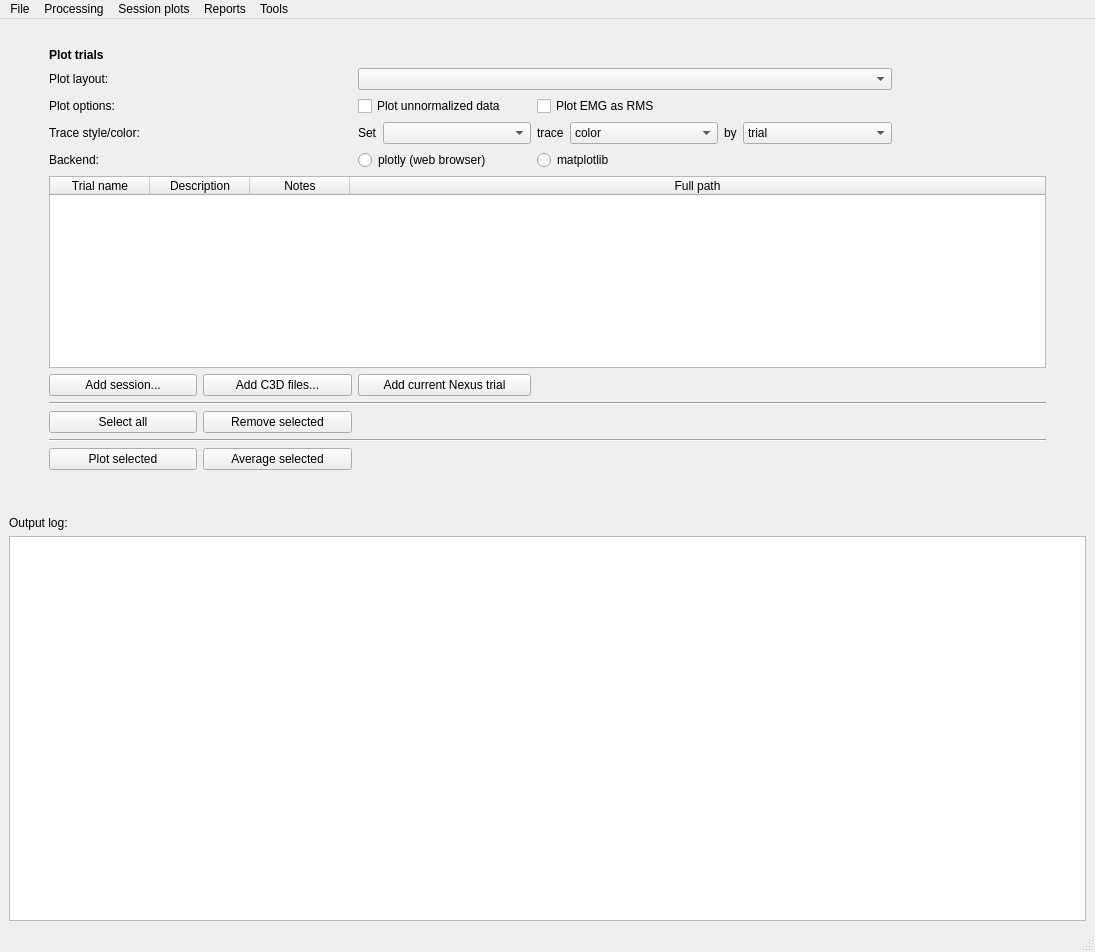
First picture: the form in gaitutils/gui/gaitmenu.ui, repository NCH-Motion-Laboratory/gaitutils, before the edit.
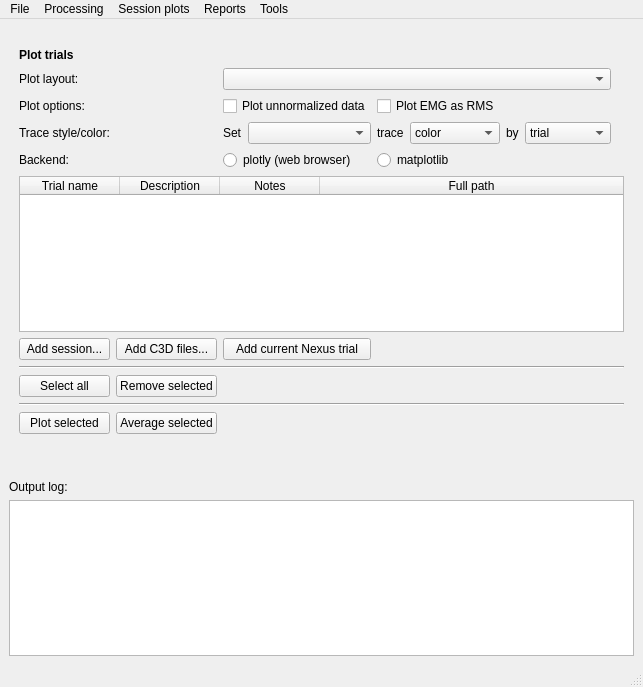
Second picture: the form after the edit.

Commit message: fix window size

What changed in the file:
```diff
--- a/gaitutils/gui/gaitmenu.ui
+++ b/gaitutils/gui/gaitmenu.ui
@@ -6,8 +6,8 @@
    <rect>
     <x>0</x>
     <y>0</y>
-    <width>1095</width>
-    <height>952</height>
+    <width>643</width>
+    <height>687</height>
    </rect>
   </property>
   <property name="windowTitle">
@@ -416,8 +416,8 @@
     <rect>
      <x>0</x>
      <y>0</y>
-     <width>1095</width>
-     <height>38</height>
+     <width>643</width>
+     <height>21</height>
     </rect>
    </property>
    <widget class="QMenu" name="menuFile">
```
